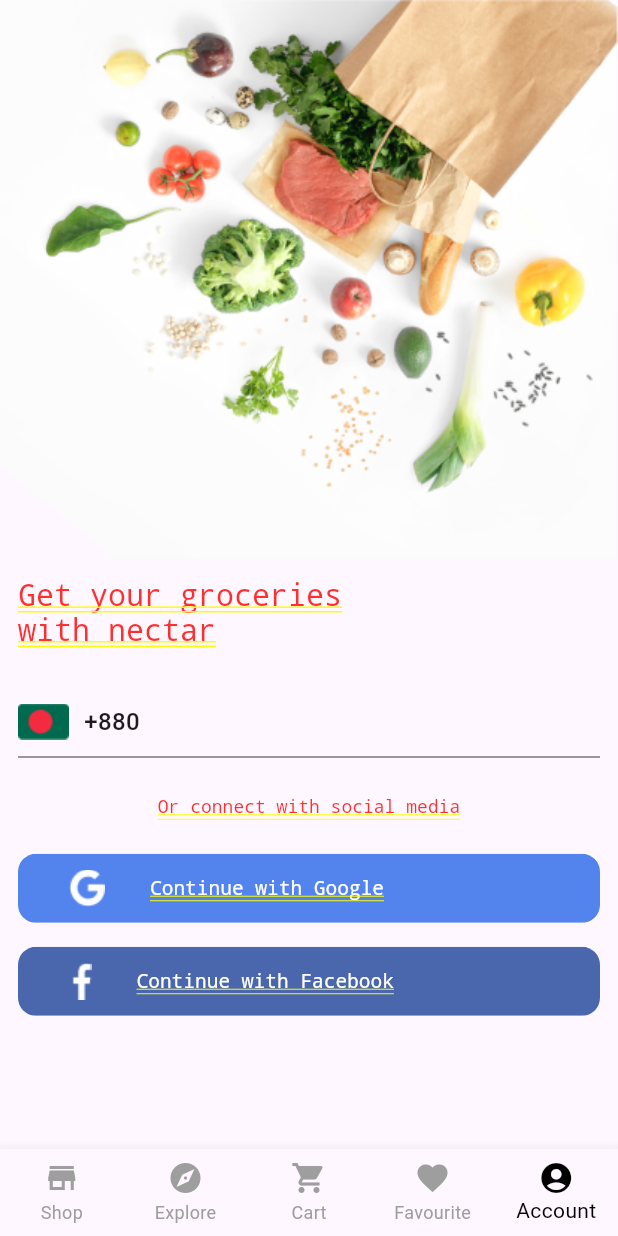
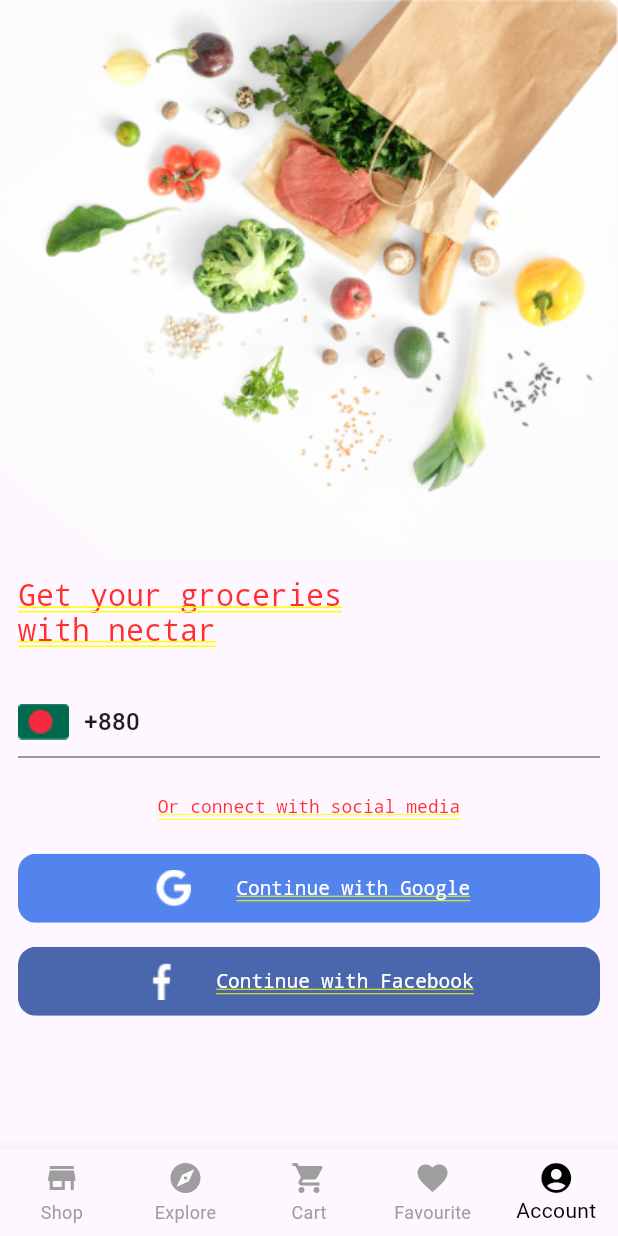
Before and after one commit to ashik360/grocery_nectar, a Flutter app: the screen it shows after launch, on a phone screen of 412 x 824 dp. Run offline on Flutter 3.47's test engine with Material 3 defaults, Android fonts, the phone set to English and light mode, and no system bars.

Commit message:
Update signin.dart

```diff
--- a/lib/screens/signin.dart
+++ b/lib/screens/signin.dart
@@ -76,8 +76,9 @@ class Signin extends StatelessWidget {
                         width: double.infinity,
                         color: const Color(0xFF5383EC),
                         child: Row(
+                          mainAxisAlignment: MainAxisAlignment.center,
                           children: [
-                            const SizedBox(width: 34),
+                            const SizedBox(width: 5),
                             Image.asset('assets/images/google.png'),
                             const SizedBox(width: 30),
                             const Text(
@@ -100,8 +101,9 @@ class Signin extends StatelessWidget {
                       width: double.infinity,
                       color: const Color(0xFF4A66AC),
                       child: Row(
+                        mainAxisAlignment: MainAxisAlignment.center,
                         children: [
-                          const SizedBox(width: 36),
+                          const SizedBox(width: 5),
                           Image.asset('assets/images/facebook.png'),
                           const SizedBox(width: 30),
                           const Text(
```
